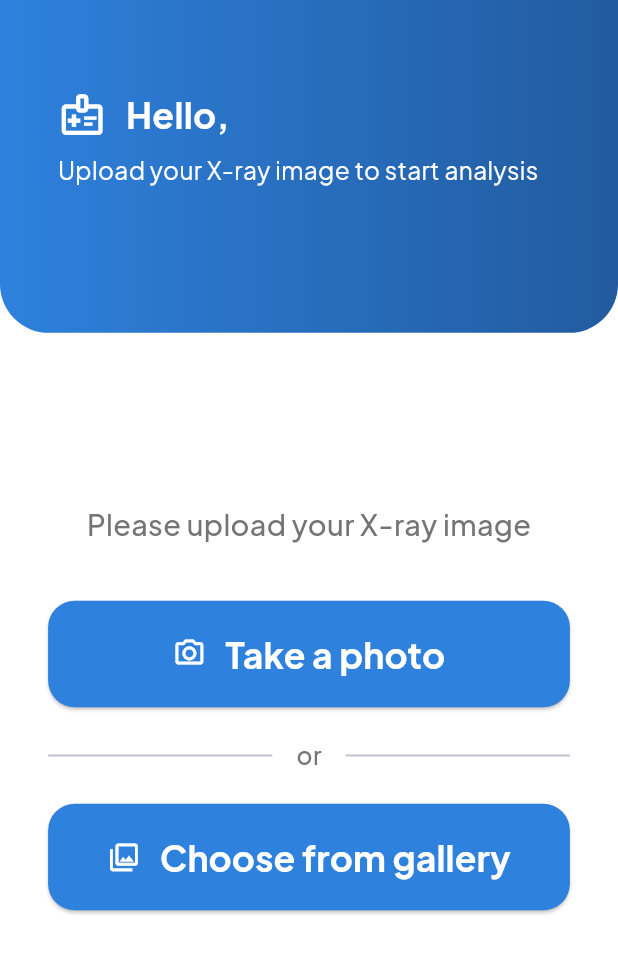
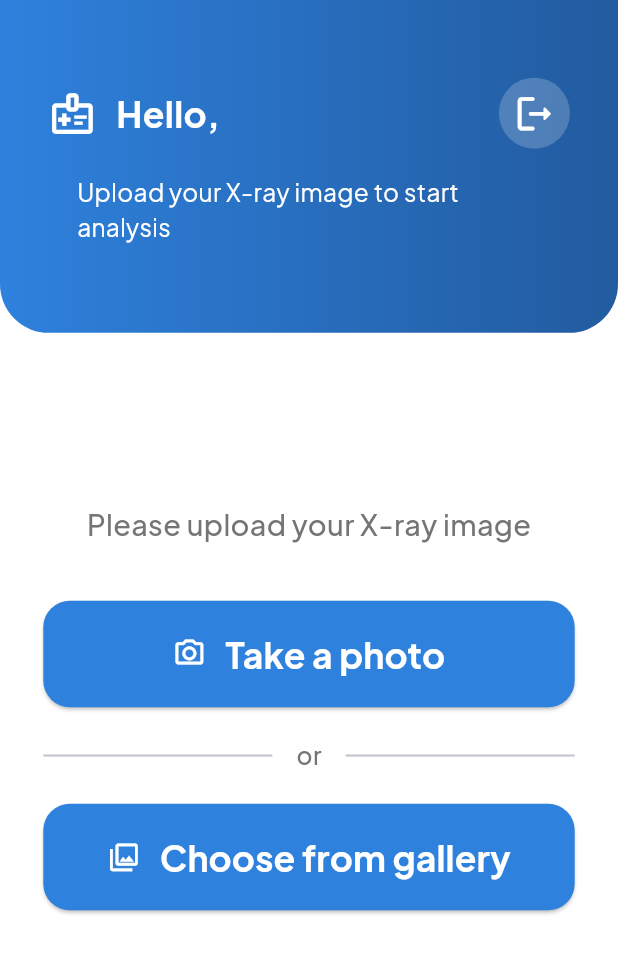
Before and after one commit to Eyadwaleed0005/Bone-Detect-Application, a Flutter app: the HomeScreen screen opened by its route, on a phone screen of 412 x 824 dp. Shown: the top 953 px of the screen. Run offline on Flutter 3.47's test engine with Material 3 defaults, Android fonts, the phone set to English and light mode, and no system bars; drawn by our look-alikes of flutter_animate; our stand-ins replace bloc, dartz, dio, flutter_bloc, flutter_screenutil, flutter_secure_storage and 4 more; accounts and stored records are empty.

Commit message:
finshed project

```diff
--- a/lib/ui/home_screen/logic/cubit/home_screen_state.dart
+++ b/lib/ui/home_screen/logic/cubit/home_screen_state.dart
@@ -29,3 +29,5 @@ final class HomeScreenPredictionError extends HomeScreenState {
   final String message;
   HomeScreenPredictionError(this.message);
 }
+
+class HomeScreenLogoutSuccess extends HomeScreenState {}
--- a/lib/ui/home_screen/ui/home_screen.dart
+++ b/lib/ui/home_screen/ui/home_screen.dart
@@ -59,20 +59,31 @@ class HomeScreen extends StatelessWidget {
                   textStyle: Textstyles.font16whitebold(),
                 );
               }
+              if (state is HomeScreenLogoutSuccess) {
+                Navigator.pushNamedAndRemoveUntil(
+                  innerContext,
+                  RouteNames.loginScreen,
+                  (route) => false,
+                );
+              }
             },
             child: Scaffold(
               body: BlocBuilder<HomeScreenCubit, HomeScreenState>(
                 builder: (innerContext, state) {
                   final cubit = innerContext.read<HomeScreenCubit>();
                   final userName = cubit.userName;
-
                   return Stack(
                     children: [
                       Container(color: ColorPalette.white),
-                      HomeHeader(userName: userName),
+                      HomeHeader(
+                        userName: userName,
+                        onLogout: () {
+                          innerContext.read<HomeScreenCubit>().logout();
+                        },
+                      ),
                       Center(
                         child: Padding(
-                          padding: EdgeInsets.symmetric(horizontal: 20.w),
+                          padding: EdgeInsets.symmetric(horizontal: 18.w),
                           child: SingleChildScrollView(
                             child: Column(
                               mainAxisSize: MainAxisSize.min,
--- a/lib/ui/home_screen/ui/widget/home_header.dart
+++ b/lib/ui/home_screen/ui/widget/home_header.dart
@@ -6,8 +6,39 @@ import 'package:bonedetect/core/helper/spacer.dart';
 import 'package:flutter_animate/flutter_animate.dart';
 
 class HomeHeader extends StatelessWidget {
-  const HomeHeader({super.key, required this.userName});
+  const HomeHeader({super.key, required this.userName, required this.onLogout});
   final String userName;
+  final VoidCallback onLogout;
+
+  void showLogoutDialog(BuildContext context) {
+    showDialog(
+      context: context,
+      builder: (_) => AlertDialog(
+        backgroundColor: ColorPalette.white,
+        shape: RoundedRectangleBorder(
+          borderRadius: BorderRadius.circular(15.r),
+        ),
+        title: Text("Logout", style: Textstyles.font15blackBold()),
+        content: Text(
+          "Are you sure you want to logout?",
+          style: Textstyles.font13grey600medium(),
+        ),
+        actions: [
+          TextButton(
+            onPressed: () => Navigator.pop(context),
+            child: Text("Cancel", style: Textstyles.font14grey600medium()),
+          ),
+          TextButton(
+            onPressed: () {
+              Navigator.pop(context);
+              onLogout();
+            },
+            child: Text("Logout", style: Textstyles.font14errorRedmedium()),
+          ),
+        ],
+      ),
+    );
+  }
 
   @override
   Widget build(BuildContext context) {
@@ -22,10 +53,13 @@ class HomeHeader extends StatelessWidget {
         ),
       ),
       child: Padding(
-        padding: EdgeInsets.symmetric(horizontal: 24.w, vertical: 40.h),
+        padding: EdgeInsets.symmetric(horizontal: 20.w, vertical: 35.h),
         child:
             Column(
                   crossAxisAlignment: CrossAxisAlignment.start,
+                  children: [
+                    Row(
+                      mainAxisAlignment: MainAxisAlignment.spaceBetween,
                       children: [
                         Row(
                           children: [
@@ -41,10 +75,30 @@ class HomeHeader extends StatelessWidget {
                             ),
                           ],
                         ),
-                    verticalSpace(6),
-                    Text(
+                        GestureDetector(
+                          onTap: () => showLogoutDialog(context),
+                          child: Container(
+                            padding: EdgeInsets.all(6.r),
+                            decoration: BoxDecoration(
+                              color: Colors.white.withOpacity(0.2),
+                              shape: BoxShape.circle,
+                            ),
+                            child: Icon(
+                              Icons.logout_rounded,
+                              color: ColorPalette.white,
+                              size: 20.sp,
+                            ),
+                          ),
+                        ),
+                      ],
+                    ),
+                    verticalSpace(12),
+                    Padding(
+                      padding: EdgeInsets.symmetric(horizontal: 12.w),
+                      child: Text(
                         'Upload your X-ray image to start analysis',
                         style: Textstyles.font11whiteregular(),
+                      ),
                     ),
                   ],
                 )
```
Also changed, not shown: lib/ui/home_screen/logic/cubit/home_screen_cubit.dart (+8 -0 lines). Lines whose indentation alone changed are shown as unchanged.
